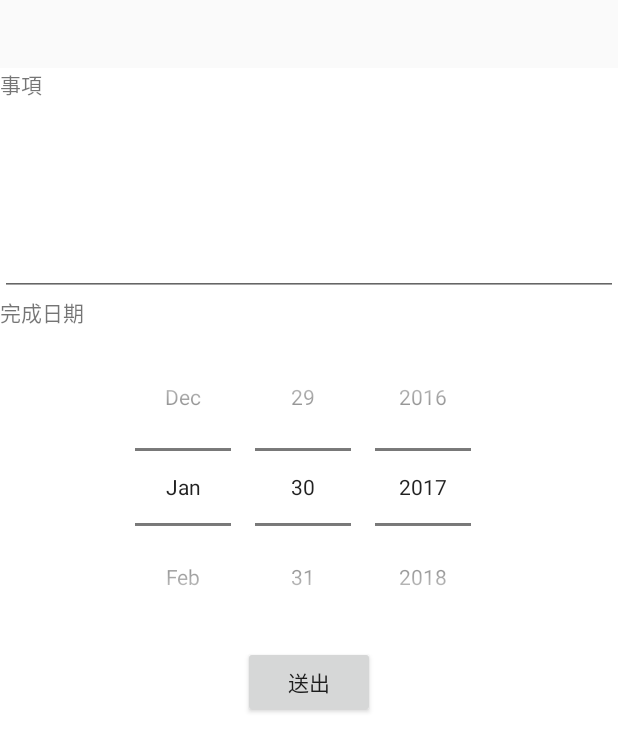
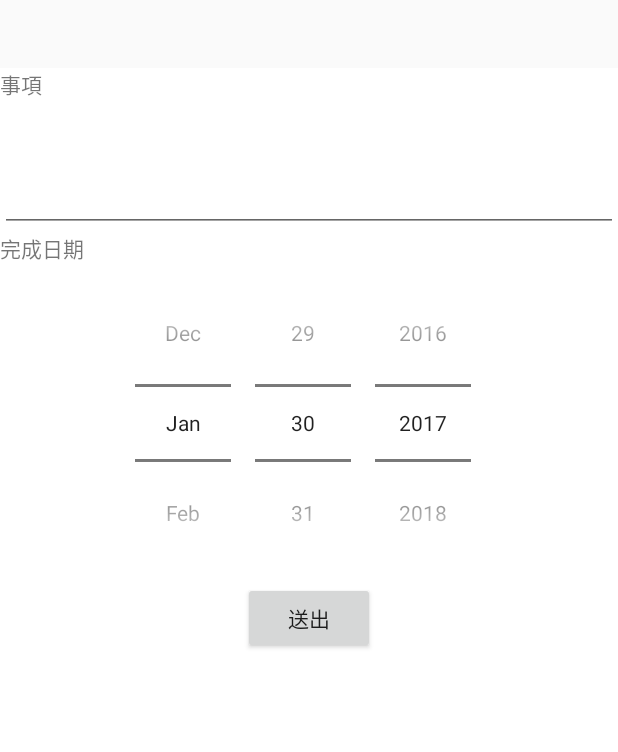
Before and after one commit to allenwang-code/To-do-Android, an Android app: the screen it shows after launch (MainActivity), after a tap on an icon or button, on a phone screen of 412 x 824 dp. Shown: the top 752 px of the screen. Run offline under Robolectric (Android 15) with nearby library versions, the phone set to English and light mode, and no system bars; libraries missing offline, so code that uses them is left out: com.raizlabs.android; 2 statements that could not run were skipped.

```diff
--- a/Todolist/app/src/main/res/layout-v21/fragment_content.xml
+++ b/Todolist/app/src/main/res/layout-v21/fragment_content.xml
@@ -3,7 +3,9 @@
     android:layout_width="match_parent"
     android:layout_height="match_parent"
     android:background="@android:color/white"
-    android:orientation="vertical">
+    android:orientation="vertical"
+    android:clickable="true"
+    android:focusableInTouchMode="true">
 
 
     <TextView
@@ -16,9 +18,11 @@
         android:id="@+id/editText_title"
         android:layout_width="match_parent"
         android:layout_height="wrap_content"
-        android:lines="5"
+        android:lines="3"
         android:maxEms="10"
-        android:maxLines="5" />
+        android:maxLines="3"
+        android:clickable="true"
+        android:focusableInTouchMode="true" />
 
     <TextView
         android:id="@+id/textView2"
--- a/Todolist/app/src/main/res/layout/fragment_content.xml
+++ b/Todolist/app/src/main/res/layout/fragment_content.xml
@@ -2,9 +2,10 @@
 <LinearLayout xmlns:android="http://schemas.android.com/apk/res/android"
     android:layout_width="match_parent"
     android:layout_height="match_parent"
-    android:layout_margin="10dp"
     android:background="@android:color/white"
-    android:orientation="vertical">
+    android:orientation="vertical"
+    android:clickable="true"
+    android:focusableInTouchMode="true">
 
     <TextView
         android:id="@+id/textView"
@@ -16,9 +17,10 @@
         android:id="@+id/editText_title"
         android:layout_width="match_parent"
         android:layout_height="wrap_content"
-        android:lines="5"
+        android:lines="3"
         android:maxEms="10"
-        android:maxLines="5" />
+        android:maxLines="3" />
+
 
     <TextView
         android:id="@+id/textView2"
```
Also changed, not shown: Todolist/app/src/main/java/allenwang/todolist/ContentFragment.java (+26 -2 lines).
